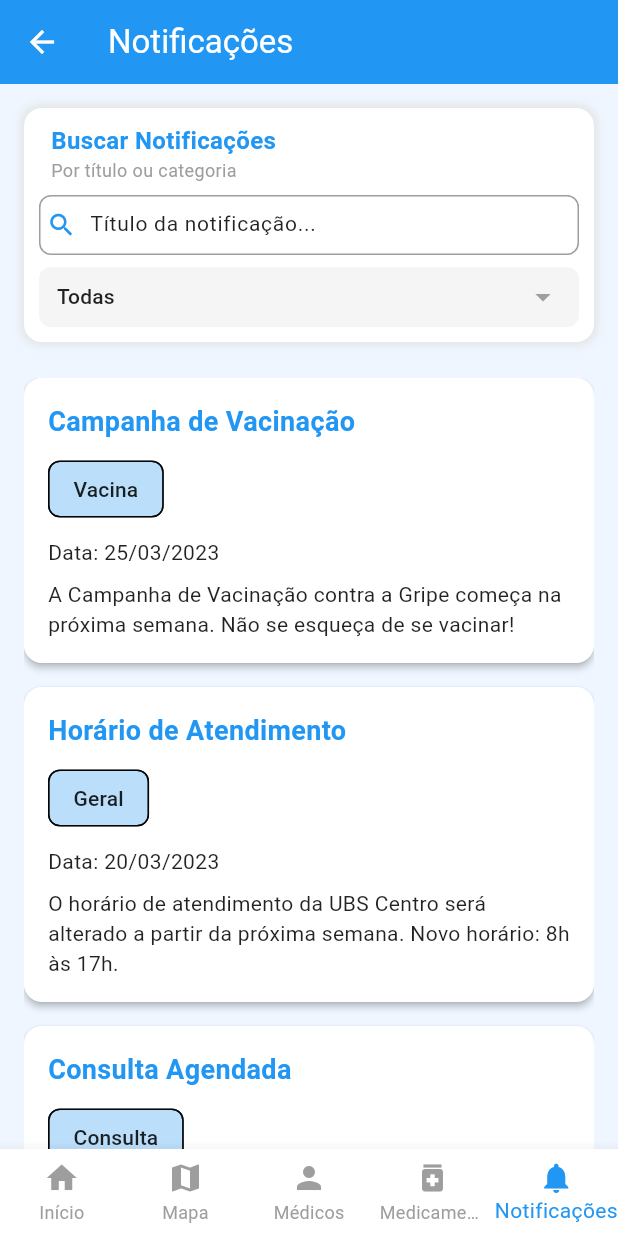
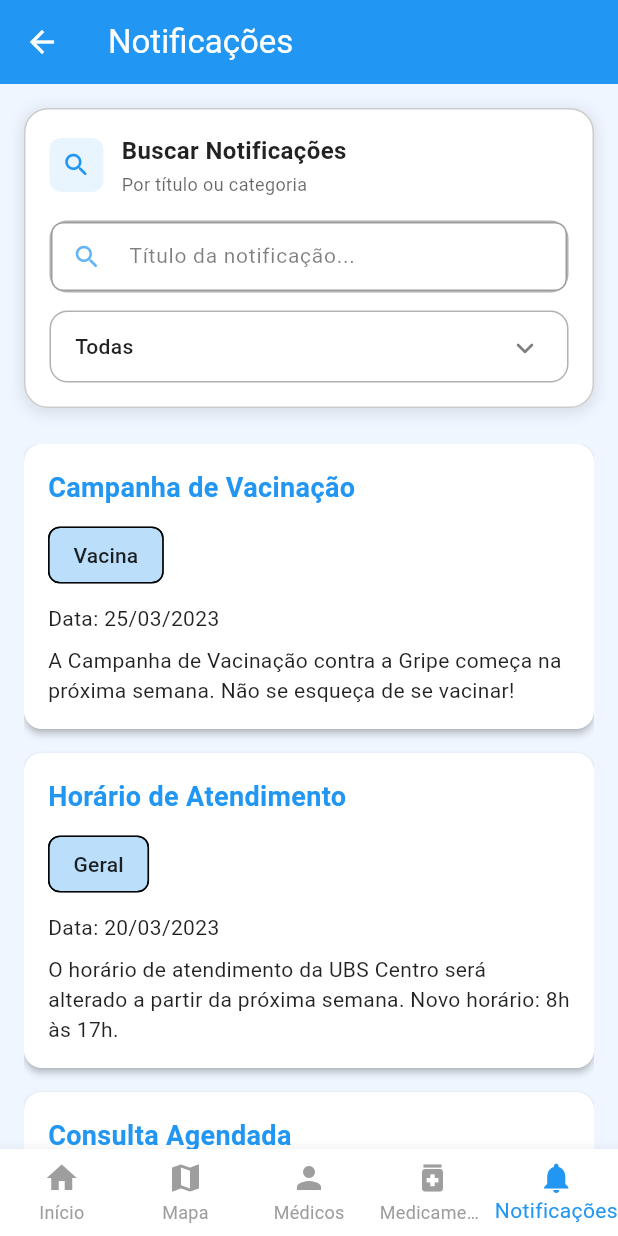
Before and after one commit to ElissonRochaa/MOBILE-25.1-BitHealth, a Flutter app: the NotificationsPage screen opened by its route, on a phone screen of 412 x 824 dp. Run offline on Flutter 3.47's test engine with Material 3 defaults, Android fonts, the phone set to English and light mode, and no system bars; our stand-ins replace dio, flutter_map, latlong2, share_plus, shared_preferences; accounts and stored records are empty; network calls fail.

```diff
--- a/lib/view/pages/notifications_page.dart
+++ b/lib/view/pages/notifications_page.dart
@@ -1,6 +1,7 @@
 import 'package:flutter/material.dart';
 import '../components/bottom_nav_bar.dart';
 import '../components/app_bar.dart';
+import '../components/SearchFilterWidget.dart';
 
 class NotificationsPage extends StatefulWidget {
   const NotificationsPage({super.key});
@@ -11,7 +12,7 @@ class NotificationsPage extends StatefulWidget {
 
 class _NotificationsPageState extends State<NotificationsPage> {
   final TextEditingController _notificationController = TextEditingController();
-  String? _notificationCategory = 'Todas';
+  String _notificationCategory = 'Todas';
   List<String> notificationCategories = ['Todas', 'Consulta', 'Vacina', 'Geral'];
 
   List<Map<String, dynamic>> _allNotifications = [
@@ -52,7 +53,7 @@ class _NotificationsPageState extends State<NotificationsPage> {
 
   void _applyFilters() {
     String searchText = _notificationController.text.toLowerCase();
-    String selectedCategory = _notificationCategory ?? 'Todas';
+    String selectedCategory = _notificationCategory;
 
     setState(() {
       _filteredNotifications = _allNotifications.where((notification) {
@@ -63,112 +64,21 @@ class _NotificationsPageState extends State<NotificationsPage> {
     });
   }
 
+  void _onSearchChanged(String value) {
+    _applyFilters();
+  }
+
+  void _onOptionSelected(String option) {
+    setState(() {
+      _notificationCategory = option;
+      _applyFilters();
+    });
+  }
+
   @override
   void dispose() {
     _notificationController.dispose();
     super.dispose();
-  }
-
-  Widget _buildNotificationSearchContainer() {
-    return Container(
-      padding: const EdgeInsets.all(10),
-      decoration: BoxDecoration(
-        color: Colors.white,
-        borderRadius: BorderRadius.circular(12),
-        boxShadow: [BoxShadow(color: Colors.grey.shade300, spreadRadius: 1, blurRadius: 5)],
-      ),
-      child: Column(
-        crossAxisAlignment: CrossAxisAlignment.start,
-        children: [
-          Row(
-            children: [
-              const SizedBox(width: 8),
-              const Expanded(
-                child: Column(
-                  crossAxisAlignment: CrossAxisAlignment.start,
-                  children: [
-                    Text(
-                      "Buscar Notificações",
-                      style: TextStyle(fontSize: 16, fontWeight: FontWeight.bold, color: Colors.blue),
-                    ),
-                    Text(
-                      "Por título ou categoria",
-                      style: TextStyle(fontSize: 12, color: Colors.grey),
-                    ),
-                  ],
-                ),
-              ),
-            ],
-          ),
-          const SizedBox(height: 8),
-          Container(
-            height: 40,
-            decoration: BoxDecoration(
-              color: Colors.grey.shade100,
-              borderRadius: BorderRadius.circular(8),
-            ),
-            child: TextField(
-              controller: _notificationController,
-              style: const TextStyle(fontSize: 14),
-              textAlign: TextAlign.start,
-              decoration: InputDecoration(
-                hintText: 'Título da notificação...',
-                hintStyle: const TextStyle(fontSize: 14),
-                border: InputBorder.none,
-                isDense: true,
-                contentPadding: const EdgeInsets.symmetric(vertical: 10, horizontal: 8),
-                prefixIconConstraints: const BoxConstraints(minWidth: 30, maxWidth: 30),
-                prefixIcon: const Icon(Icons.search, color: Colors.blue, size: 20),
-                suffixIcon: _notificationController.text.isNotEmpty
-                    ? IconButton(
-                        icon: const Icon(Icons.clear, color: Colors.grey, size: 18),
-                        onPressed: () {
-                          setState(() {
-                            _notificationController.clear();
-                            _applyFilters();
-                          });
-                        },
-                      )
-                    : null,
-              ),
-              onChanged: (value) {
-                _applyFilters();
-              },
-            ),
-          ),
-          const SizedBox(height: 8),
-          Container(
-            height: 40,
-            padding: const EdgeInsets.symmetric(horizontal: 12),
-            decoration: BoxDecoration(
-              color: Colors.grey.shade100,
-              borderRadius: BorderRadius.circular(8),
-            ),
-            child: DropdownButton<String>(
-              value: _notificationCategory,
-              onChanged: (String? newValue) {
-                setState(() {
-                  _notificationCategory = newValue!;
-                  _applyFilters();
-                });
-              },
-              underline: const SizedBox(),
-              icon: const Icon(Icons.arrow_drop_down, color: Colors.grey),
-              isExpanded: true,
-              items: notificationCategories.map((category) {
-                return DropdownMenuItem(
-                  value: category,
-                  child: Text(
-                    category,
-                    style: const TextStyle(fontSize: 14),
-                  ),
-                );
-              }).toList(),
-            ),
-          ),
-        ],
-      ),
-    );
   }
 
   @override
@@ -180,7 +90,16 @@ class _NotificationsPageState extends State<NotificationsPage> {
         child: Column(
           children: [
             const SizedBox(height: 16),
-            _buildNotificationSearchContainer(),
+            SearchFilterWidget(
+              title: "Buscar Notificações",
+              subtitle: "Por título ou categoria",
+              searchHint: "Título da notificação...",
+              options: notificationCategories,
+              selectedOption: _notificationCategory,
+              searchController: _notificationController,
+              onSearchChanged: _onSearchChanged,
+              onOptionSelected: _onOptionSelected,
+            ),
             const SizedBox(height: 24),
             Expanded(
               child: _filteredNotifications.isEmpty
```
